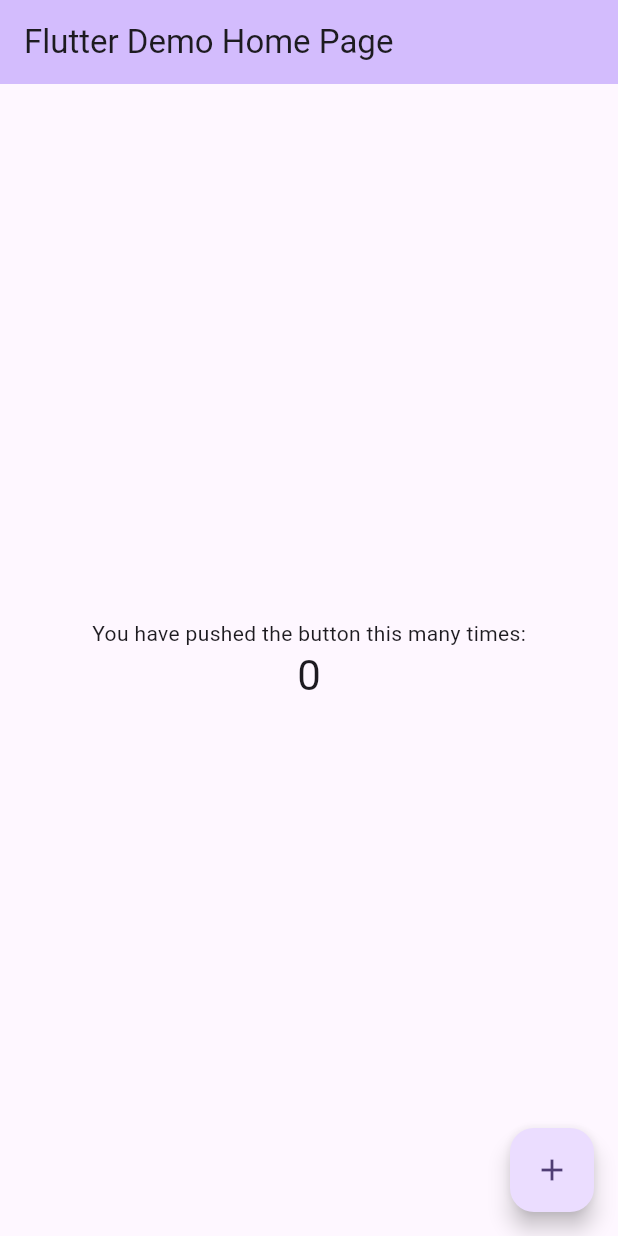
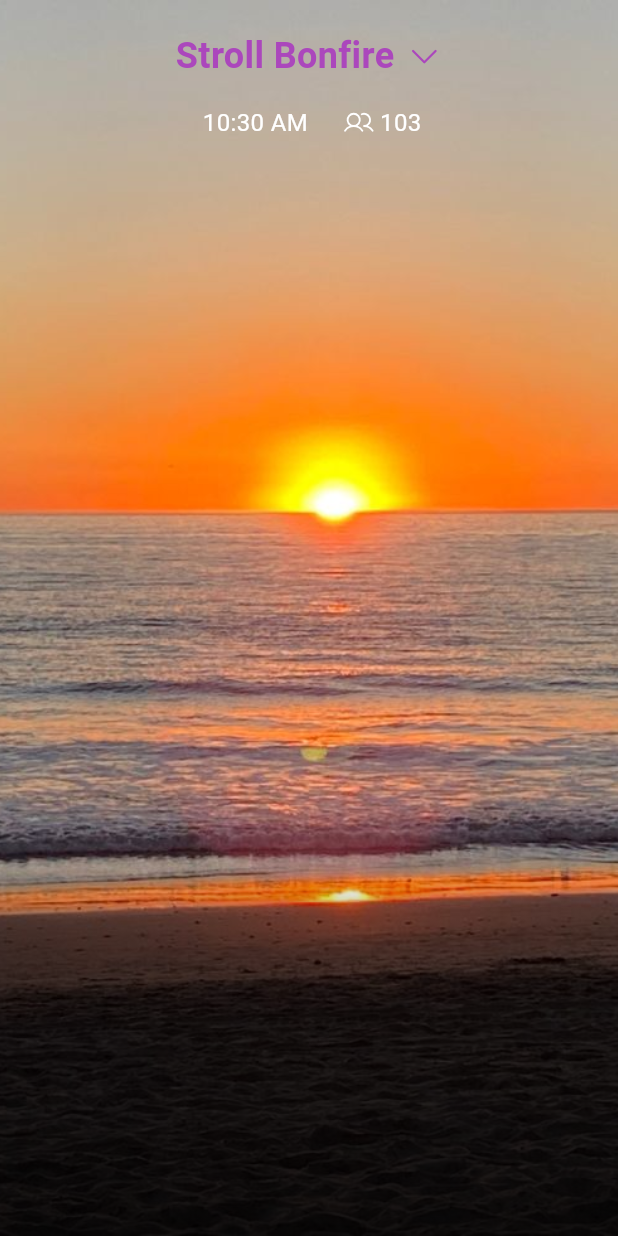
Before and after one commit to Obleanx/_stroll_UI, a Flutter app: the screen it shows after launch, on a phone screen of 412 x 824 dp. Run offline on Flutter 3.47's test engine with Material 3 defaults, Android fonts, the phone set to English and light mode, and no system bars; our stand-ins replace phosphor_flutter.

Commit message:
changed the package i wanted to use for the icons to another different one, which is the line icon

```diff
--- a/lib/main.dart
+++ b/lib/main.dart
@@ -1,126 +1,26 @@
 import 'package:flutter/material.dart';
+import 'package:provider/provider.dart';
+import 'package:stroll_ui/providers/provider.dart';
+import 'screens/stroll_bonfire_screen.dart';
 
 void main() {
   runApp(const MyApp());
 }
 
 class MyApp extends StatelessWidget {
-  const MyApp({super.key});
+  const MyApp({Key? key}) : super(key: key);
 
-  // This widget is the root of your application.
   @override
   Widget build(BuildContext context) {
-    return MaterialApp(
-      title: 'Flutter Demo',
-      debugShowCheckedModeBanner: false,
-      theme: ThemeData(
-        // This is the theme of your application.
-        //
-        // TRY THIS: Try running your application with "flutter run". You'll see
-        // the application has a purple toolbar. Then, without quitting the app,
-        // try changing the seedColor in the colorScheme below to Colors.green
-        // and then invoke "hot reload" (save your changes or press the "hot
-        // reload" button in a Flutter-supported IDE, or press "r" if you used
-        // the command line to start the app).
-        //
-        // Notice that the counter didn't reset back to zero; the application
-        // state is not lost during the reload. To reset the state, use hot
-        // restart instead.
-        //
-        // This works for code too, not just values: Most code changes can be
-        // tested with just a hot reload.
-        colorScheme: ColorScheme.fromSeed(seedColor: Colors.deepPurple),
-        useMaterial3: true,
+    return MultiProvider(
+      providers: AppProviders.providers(),
+      child: MaterialApp(
+        title: 'Stroll App',
+        theme: ThemeData(
+          primarySwatch: Colors.purple,
+        ),
+        home: const StrollBonfireScreen(),
       ),
-      home: const MyHomePage(title: 'Flutter Demo Home Page'),
     );
   }
 }
-
-class MyHomePage extends StatefulWidget {
-  const MyHomePage({super.key, required this.title});
-
-  // This widget is the home page of your application. It is stateful, meaning
-  // that it has a State object (defined below) that contains fields that affect
-  // how it looks.
-
-  // This class is the configuration for the state. It holds the values (in this
-  // case the title) provided by the parent (in this case the App widget) and
-  // used by the build method of the State. Fields in a Widget subclass are
-  // always marked "final".
-
-  final String title;
-
-  @override
-  State<MyHomePage> createState() => _MyHomePageState();
-}
-
-class _MyHomePageState extends State<MyHomePage> {
-  int _counter = 0;
-
-  void _incrementCounter() {
-    setState(() {
-      // This call to setState tells the Flutter framework that something has
-      // changed in this State, which causes it to rerun the build method below
-      // so that the display can reflect the updated values. If we changed
-      // _counter without calling setState(), then the build method would not be
-      // called again, and so nothing would appear to happen.
-      _counter++;
-    });
-  }
-
-  @override
-  Widget build(BuildContext context) {
-    // This method is rerun every time setState is called, for instance as done
-    // by the _incrementCounter method above.
-    //
-    // The Flutter framework has been optimized to make rerunning build methods
-    // fast, so that you can just rebuild anything that needs updating rather
-    // than having to individually change instances of widgets.
-    return Scaffold(
-      appBar: AppBar(
-        // TRY THIS: Try changing the color here to a specific color (to
-        // Colors.amber, perhaps?) and trigger a hot reload to see the AppBar
-        // change color while the other colors stay the same.
-        backgroundColor: Theme.of(context).colorScheme.inversePrimary,
-        // Here we take the value from the MyHomePage object that was created by
-        // the App.build method, and use it to set our appbar title.
-        title: Text(widget.title),
-      ),
-      body: Center(
-        // Center is a layout widget. It takes a single child and positions it
-        // in the middle of the parent.
-        child: Column(
-          // Column is also a layout widget. It takes a list of children and
-          // arranges them vertically. By default, it sizes itself to fit its
-          // children horizontally, and tries to be as tall as its parent.
-          //
-          // Column has various properties to control how it sizes itself and
-          // how it positions its children. Here we use mainAxisAlignment to
-          // center the children vertically; the main axis here is the vertical
-          // axis because Columns are vertical (the cross axis would be
-          // horizontal).
-          //
-          // TRY THIS: Invoke "debug painting" (choose the "Toggle Debug Paint"
-          // action in the IDE, or press "p" in the console), to see the
-          // wireframe for each widget.
-          mainAxisAlignment: MainAxisAlignment.center,
-          children: <Widget>[
-            const Text(
-              'You have pushed the button this many times:',
-            ),
-            Text(
-              '$_counter',
-              style: Theme.of(context).textTheme.headlineMedium,
-            ),
-          ],
-        ),
-      ),
-      floatingActionButton: FloatingActionButton(
-        onPressed: _incrementCounter,
-        tooltip: 'Increment',
-        child: const Icon(Icons.add),
-      ), // This trailing comma makes auto-formatting nicer for build methods.
-    );
-  }
-}
--- a/lib/providers/provider.dart
+++ b/lib/providers/provider.dart
@@ -1,7 +1,7 @@
+import 'package:intl/intl.dart';
+import 'package:flutter/material.dart';
+import 'package:provider/provider.dart';
 // lib/providers/providers.dart
-import 'package:flutter/material.dart';
-import 'package:intl/intl.dart';
-import 'package:provider/provider.dart';
 
 /// Provider class to manage the time state for the Stroll Bonfire screen
 class TimeProvider extends ChangeNotifier {
--- a/lib/screens/stroll_bonfire_screen.dart
+++ b/lib/screens/stroll_bonfire_screen.dart
@@ -0,0 +1,123 @@
+import 'package:flutter/material.dart';
+import 'package:provider/provider.dart';
+import 'package:stroll_ui/providers/provider.dart';
+import 'package:phosphor_flutter/phosphor_flutter.dart';
+// lib/screens/stroll_bonfire_screen.dart
+
+class StrollBonfireScreen extends StatelessWidget {
+  const StrollBonfireScreen({super.key});
+
+  @override
+  Widget build(BuildContext context) {
+    // you can Access the TimeProvider using  this context below
+    final timeProvider = Provider.of<TimeProvider>(context);
+
+    return Scaffold(
+      body: Stack(
+        fit: StackFit.expand,
+        children: [
+          // Background Image
+          Image.asset(
+            'lib/images/beach.jpeg',
+            fit: BoxFit.cover,
+          ),
+
+          // Gradient Overlay for the dark effect i saw in the design
+          Positioned.fill(
+            child: DecoratedBox(
+              decoration: BoxDecoration(
+                gradient: LinearGradient(
+                  begin: Alignment.bottomCenter,
+                  end: Alignment.center,
+                  colors: [
+                    Colors.black.withOpacity(0.8),
+                    Colors.black.withOpacity(0.5),
+                    Colors.transparent,
+                  ],
+                  stops: const [0.0, 0.4, 0.6],
+                ),
+              ),
+            ),
+          ),
+
+          // Content
+          SafeArea(
+            child: Column(
+              children: [
+                const SizedBox(height: 20),
+
+                // Title with dropdown arrow beside the text i saw in the design
+                Row(
+                  mainAxisAlignment: MainAxisAlignment.center,
+                  children: [
+                    Text(
+                      'Stroll Bonfire',
+                      style: TextStyle(
+                        color: Colors.purple[400],
+                        fontSize: 24,
+                        fontWeight: FontWeight.bold,
+                      ),
+                    ),
+                    const SizedBox(width: 8),
+                    PhosphorIcon(
+                      PhosphorIcons.caretDown as IconData,
+                      color: Colors.purple[400],
+                      size: 24,
+                    ),
+                  ],
+                ),
+
+                const SizedBox(height: 16),
+
+                // Time and Participants Row
+                Padding(
+                  padding: const EdgeInsets.symmetric(horizontal: 20),
+                  child: Row(
+                    mainAxisAlignment: MainAxisAlignment.center,
+                    children: [
+                      // Time Display
+                      Row(
+                        children: [
+                          const SizedBox(width: 4),
+                          // Using the time from our provider
+                          Text(
+                            timeProvider.currentTime,
+                            style: const TextStyle(
+                              color: Colors.white,
+                              fontSize: 16,
+                            ),
+                          ),
+                        ],
+                      ),
+
+                      const SizedBox(width: 24),
+
+                      // Participants Count
+                      Row(
+                        children: [
+                          PhosphorIcon(
+                            PhosphorIcons.users as IconData,
+                            color: Colors.white,
+                            size: 20,
+                          ),
+                          const SizedBox(width: 4),
+                          const Text(
+                            '103',
+                            style: TextStyle(
+                              color: Colors.white,
+                              fontSize: 16,
+                            ),
+                          ),
+                        ],
+                      ),
+                    ],
+                  ),
+                ),
+              ],
+            ),
+          ),
+        ],
+      ),
+    );
+  }
+}
--- a/pubspec.yaml
+++ b/pubspec.yaml
@@ -37,6 +37,8 @@ dependencies:
   cupertino_icons: ^1.0.8
   intl: ^0.20.1
   provider: ^6.1.2
+  phosphor_flutter: ^2.1.0
+  line_icons: ^2.0.3
 
 dev_dependencies:
   flutter_test:
```
Also changed, not shown: pubspec.lock.
